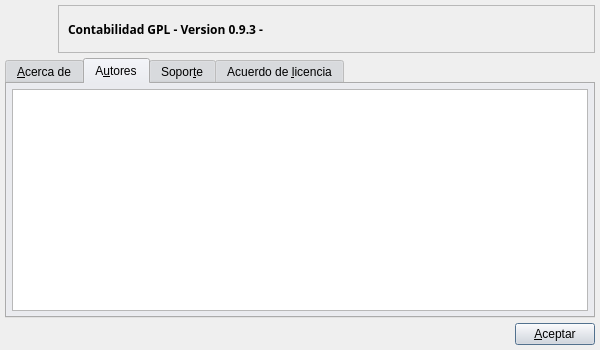
Before: the Qt Designer form bulmages/bulmacont/src/sobrebase.ui in eboladev/Bulmages-1, drawn with Qt 5.
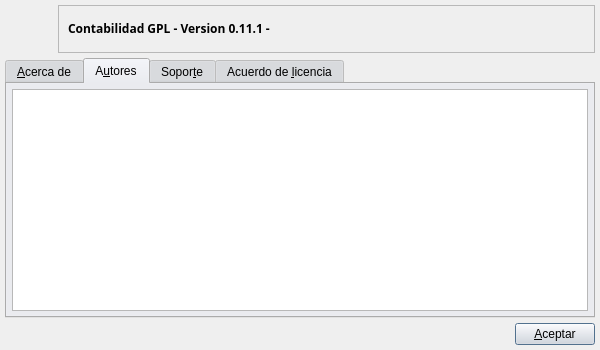
After: the same form once the commit is applied. The open tabs and pages were chosen to show the change. Icons and pictures are not drawn.

Commit message: Arreglo los creditos para que aparezcan algunos colaboradores nuevos. Y ponga otra version.

The edit to the form file:
```diff
--- a/bulmages/bulmacont/src/sobrebase.ui
+++ b/bulmages/bulmacont/src/sobrebase.ui
@@ -10,9 +10,7 @@
    </rect>
   </property>
   <property name="sizePolicy" >
-   <sizepolicy>
-    <hsizetype>4</hsizetype>
-    <vsizetype>4</vsizetype>
+   <sizepolicy vsizetype="Maximum" hsizetype="Maximum" >
     <horstretch>0</horstretch>
     <verstretch>0</verstretch>
    </sizepolicy>
@@ -553,7 +551,19 @@
         <property name="margin" >
          <number>9</number>
         </property>
-        <property name="spacing" >
+        <property name="topMargin" >
+         <number>9</number>
+        </property>
+        <property name="rightMargin" >
+         <number>9</number>
+        </property>
+        <property name="bottomMargin" >
+         <number>9</number>
+        </property>
+        <property name="horizontalSpacing" >
+         <number>6</number>
+        </property>
+        <property name="verticalSpacing" >
          <number>6</number>
         </property>
         <item row="0" column="0" >
@@ -570,7 +580,10 @@
            </font>
           </property>
           <property name="text" >
-           <string>Contabilidad GPL - Version 0.9.3 -</string>
+           <string>&lt;html>&lt;head>&lt;meta name="qrichtext" content="1" />&lt;style type="text/css">
+p, li { white-space: pre-wrap; }
+&lt;/style>&lt;/head>&lt;body style=" font-family:'Sans Serif'; font-size:9pt; font-weight:600; font-style:normal;">
+&lt;p style=" margin-top:0px; margin-bottom:0px; margin-left:0px; margin-right:0px; -qt-block-indent:0; text-indent:0px;">Contabilidad GPL - Version 0.11.1 -&lt;/p>&lt;/body>&lt;/html></string>
           </property>
          </widget>
         </item>
```
Left out of the diff: 109 changed lines with no effect on the pictures. The commit also changes 1 other file.
